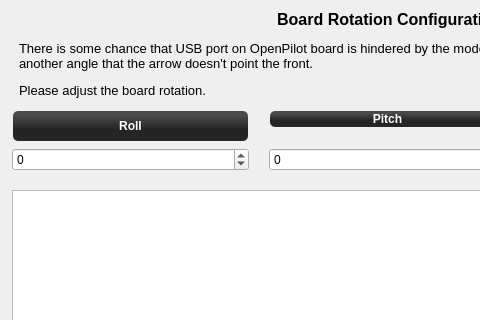
Old version of the form ground/openpilotgcs/src/plugins/setupwizard/pages/boardrotationpage.ui in the repository openpilot/OpenPilot; both pictures show x 0 to 480 and y 0 to 320 of the 776 by 505 pixel window.
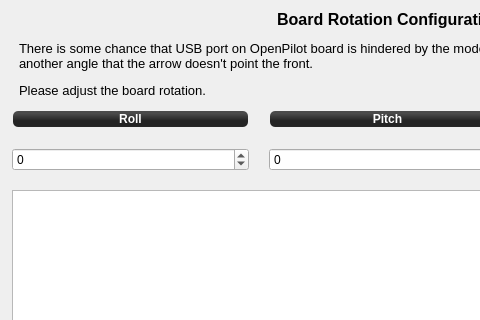
New version of the form.

What changed in the file:
```diff
--- a/ground/openpilotgcs/src/plugins/setupwizard/pages/boardrotationpage.ui
+++ b/ground/openpilotgcs/src/plugins/setupwizard/pages/boardrotationpage.ui
@@ -53,11 +53,14 @@
     </property>
     <item>
      <layout class="QVBoxLayout" name="verticalLayout_3">
-      <property name="spacing">
-       <number>6</number>
-      </property>
       <item>
        <widget class="QLabel" name="label_2">
+        <property name="sizePolicy">
+         <sizepolicy hsizetype="Preferred" vsizetype="Preferred">
+          <horstretch>0</horstretch>
+          <verstretch>0</verstretch>
+         </sizepolicy>
+        </property>
         <property name="styleSheet">
          <string notr="true">background-color: qlineargradient(spread:reflect, x1:0.507, y1:0, x2:0.507, y2:0.772, stop:0.208955 rgba(74, 74, 74, 255), stop:0.78607 rgba(36, 36, 36, 255));
 color: rgb(255, 255, 255);
```
